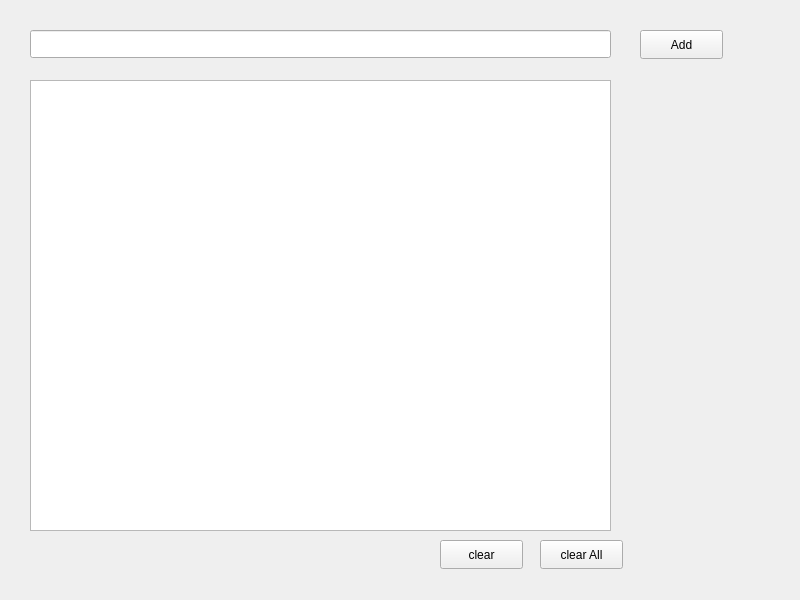
This is mainwindow.ui in Mastertuz/toDoCpp as Qt 5 draws it before an edit. The edited form follows.
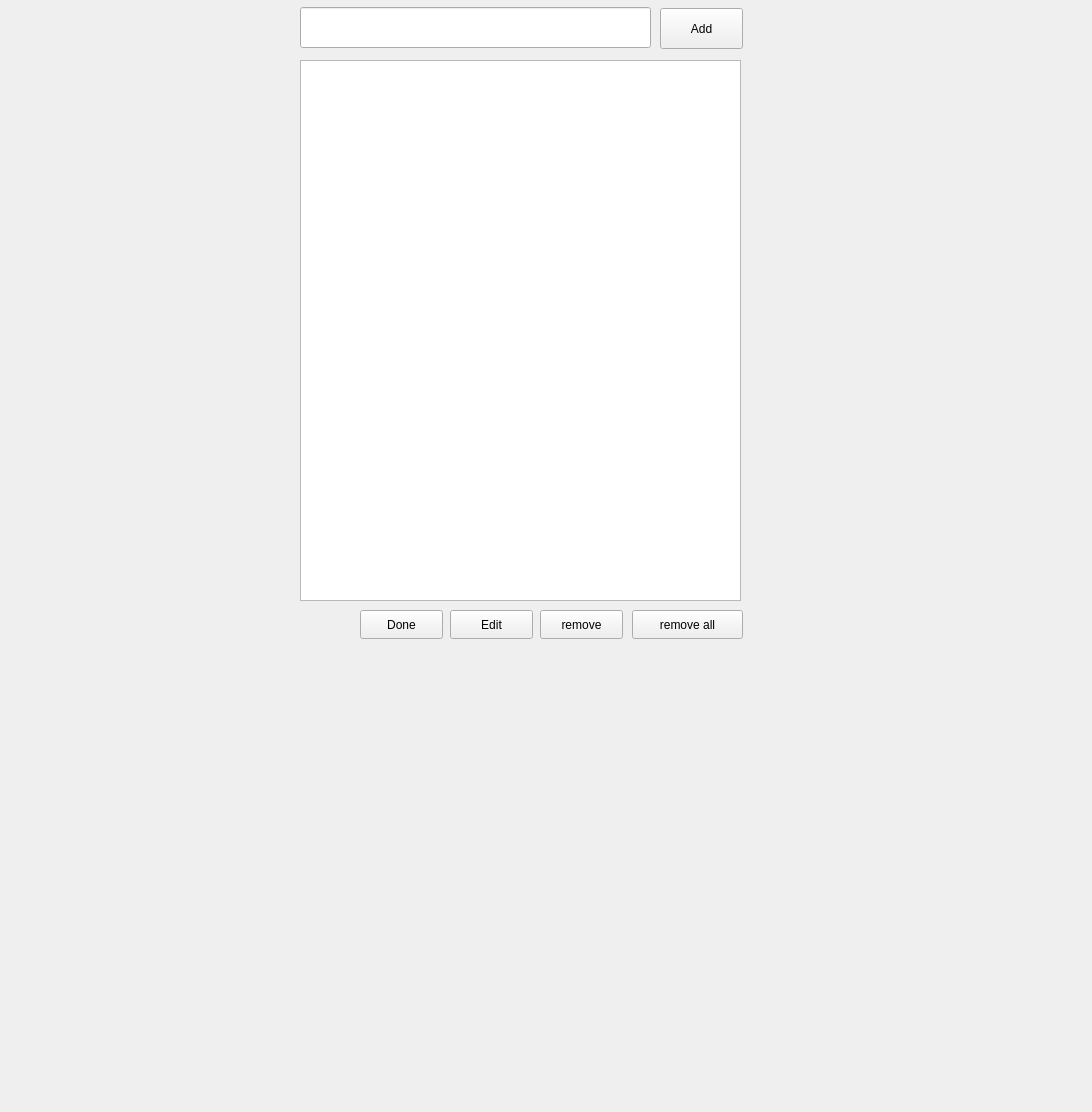
This is the edited form.

```diff
--- a/mainwindow.ui
+++ b/mainwindow.ui
@@ -6,8 +6,8 @@
    <rect>
     <x>0</x>
     <y>0</y>
-    <width>800</width>
-    <height>600</height>
+    <width>1092</width>
+    <height>1112</height>
    </rect>
   </property>
   <property name="windowTitle">
@@ -17,60 +17,86 @@
    <widget class="QLineEdit" name="txtTask">
     <property name="geometry">
      <rect>
-      <x>30</x>
-      <y>30</y>
-      <width>581</width>
-      <height>28</height>
+      <x>300</x>
+      <y>7</y>
+      <width>351</width>
+      <height>41</height>
+     </rect>
+    </property>
+   </widget>
+   <widget class="QListWidget" name="taskList">
+    <property name="geometry">
+     <rect>
+      <x>300</x>
+      <y>60</y>
+      <width>441</width>
+      <height>541</height>
      </rect>
     </property>
    </widget>
    <widget class="QPushButton" name="addButton">
     <property name="geometry">
      <rect>
-      <x>640</x>
-      <y>30</y>
+      <x>660</x>
+      <y>8</y>
       <width>83</width>
-      <height>29</height>
+      <height>41</height>
      </rect>
     </property>
     <property name="text">
      <string>Add</string>
     </property>
    </widget>
-   <widget class="QListWidget" name="listWidget">
+   <widget class="QPushButton" name="doneButton">
     <property name="geometry">
      <rect>
-      <x>30</x>
-      <y>80</y>
-      <width>581</width>
-      <height>451</height>
+      <x>360</x>
+      <y>610</y>
+      <width>83</width>
+      <height>29</height>
      </rect>
     </property>
+    <property name="text">
+     <string>Done</string>
+    </property>
    </widget>
    <widget class="QPushButton" name="clearBtn">
     <property name="geometry">
      <rect>
-      <x>440</x>
-      <y>540</y>
+      <x>450</x>
+      <y>610</y>
       <width>83</width>
       <height>29</height>
      </rect>
     </property>
     <property name="text">
-     <string>clear</string>
+     <string>Edit</string>
     </property>
    </widget>
    <widget class="QPushButton" name="clearAllBtn">
     <property name="geometry">
      <rect>
       <x>540</x>
-      <y>540</y>
+      <y>610</y>
       <width>83</width>
       <height>29</height>
      </rect>
     </property>
     <property name="text">
-     <string>clear All</string>
+     <string>remove</string>
+    </property>
+   </widget>
+   <widget class="QPushButton" name="removeAllButton">
+    <property name="geometry">
+     <rect>
+      <x>632</x>
+      <y>610</y>
+      <width>111</width>
+      <height>29</height>
+     </rect>
+    </property>
+    <property name="text">
+     <string>remove all</string>
     </property>
    </widget>
   </widget>
```
Left out of the diff: 6 changed lines with no effect on the pictures.
